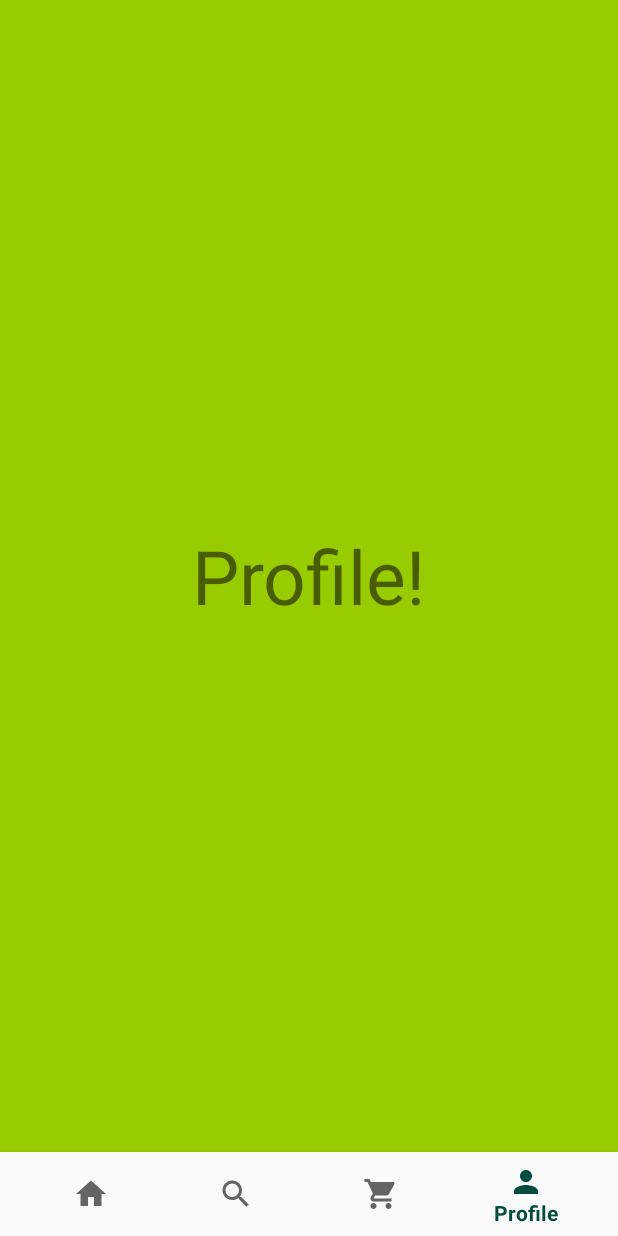
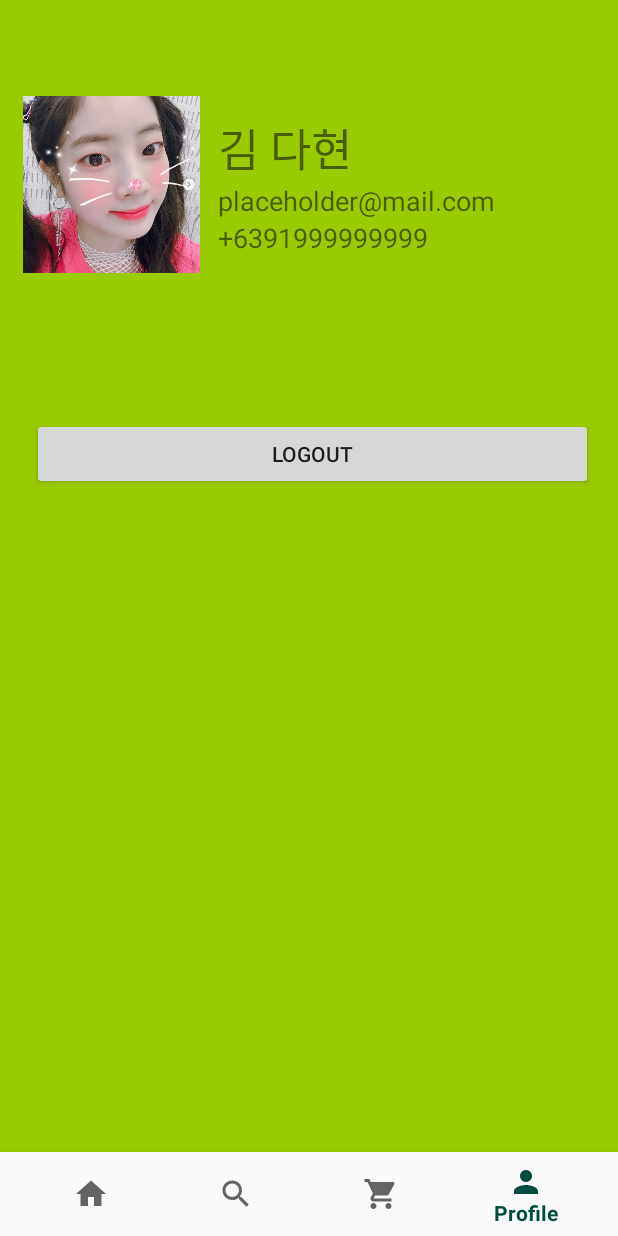
Before and after one commit to etindahan/eTindahan, an Android app: the screen it shows after launch once a user with an empty profile is signed in (MainActivity), item 4 of the bottom bar chosen, on a phone screen of 412 x 824 dp. Run offline under Robolectric (Android 15) with nearby library versions, the phone set to English and light mode, and no system bars; our stand-ins replace Firebase (no records; nobody signed in at launch, a user with empty details on screens opened directly); Roboto replaces fonts that are not available here.

Commit message:
Profile tab modifications.

```diff
--- a/app/src/main/java/com/etindahan/ProfileFragment.java
+++ b/app/src/main/java/com/etindahan/ProfileFragment.java
@@ -13,6 +13,9 @@ public class ProfileFragment extends Fragment {
     @Nullable
     @Override
     public View onCreateView(@NonNull LayoutInflater inflater, @Nullable ViewGroup container, @Nullable Bundle savedInstanceState) {
-        return inflater.inflate(R.layout.fragment_profile, container, false);
+        View view = inflater.inflate(R.layout.fragment_profile, container, false);
+
+
+        return view;
     }
 }
--- a/app/src/main/res/layout/fragment_profile.xml
+++ b/app/src/main/res/layout/fragment_profile.xml
@@ -1,16 +1,111 @@
 <?xml version="1.0" encoding="utf-8"?>
-<RelativeLayout xmlns:android="http://schemas.android.com/apk/res/android"
+<android.support.constraint.ConstraintLayout xmlns:android="http://schemas.android.com/apk/res/android"
+    xmlns:app="http://schemas.android.com/apk/res-auto"
+    xmlns:tools="http://schemas.android.com/tools"
     android:layout_width="match_parent" android:layout_height="match_parent"
     android:background="@android:color/holo_green_light">
 
-    <TextView
-        android:id="@+id/txtText"
-        android:textSize="50sp"
-        android:layout_centerInParent="true"
-        android:layout_width="wrap_content"
-        android:layout_height="wrap_content"
-        android:text="Profile!"
-        />
+    <LinearLayout
+        android:id="@+id/linearLayout5"
+        android:layout_width="376dp"
+        android:layout_height="120dp"
+        android:layout_marginStart="8dp"
+        android:layout_marginLeft="8dp"
+        android:layout_marginTop="64dp"
+        android:layout_marginEnd="8dp"
+        android:layout_marginRight="8dp"
+        android:orientation="horizontal"
+        app:layout_constraintEnd_toEndOf="parent"
+        app:layout_constraintHorizontal_bias="0.327"
+        app:layout_constraintStart_toStartOf="parent"
+        app:layout_constraintTop_toTopOf="parent">
 
+        <ImageView
+            android:id="@+id/imageView4"
+            android:layout_width="108dp"
+            android:layout_height="118dp"
+            android:layout_weight="1"
+            android:contentDescription="TODO"
+            app:srcCompat="@drawable/dahyun_placeholder"
+            tools:srcCompat="@tools:sample/avatars[2]" />
 
-</RelativeLayout>
+        <Space
+            android:layout_width="wrap_content"
+            android:layout_height="wrap_content"
+            android:layout_weight="1" />
+
+        <LinearLayout
+            android:layout_width="234dp"
+            android:layout_height="115dp"
+            android:layout_weight="1"
+            android:orientation="vertical">
+
+            <Space
+                android:layout_width="match_parent"
+                android:layout_height="12dp" />
+
+            <TextView
+                android:id="@+id/NameTEXTVIEW"
+                android:layout_width="match_parent"
+                android:layout_height="wrap_content"
+                android:text="김 다현"
+                android:textSize="30sp" />
+
+            <TextView
+                android:id="@+id/AddressTextView"
+                android:layout_width="match_parent"
+                android:layout_height="wrap_content"
+                android:text="placeholder@mail.com"
+                android:textSize="18sp" />
+
+            <TextView
+                android:id="@+id/PhoneTextView"
+                android:layout_width="match_parent"
+                android:layout_height="wrap_content"
+                android:text="+6391999999999"
+                android:textSize="18sp" />
+
+        </LinearLayout>
+
+    </LinearLayout>
+
+    <Space
+        android:id="@+id/space"
+        android:layout_width="394dp"
+        android:layout_height="15dp"
+        android:layout_marginStart="8dp"
+        android:layout_marginLeft="8dp"
+        android:layout_marginTop="8dp"
+        android:layout_marginEnd="8dp"
+        android:layout_marginRight="8dp"
+        android:layout_marginBottom="8dp"
+        app:layout_constraintBottom_toTopOf="@+id/linearLayout3"
+        app:layout_constraintEnd_toEndOf="parent"
+        app:layout_constraintHorizontal_bias="0.0"
+        app:layout_constraintStart_toStartOf="parent"
+        app:layout_constraintTop_toBottomOf="@+id/linearLayout5" />
+
+    <LinearLayout
+        android:id="@+id/linearLayout3"
+        android:layout_width="374dp"
+        android:layout_height="401dp"
+        android:layout_marginStart="8dp"
+        android:layout_marginLeft="8dp"
+        android:layout_marginEnd="8dp"
+        android:layout_marginRight="8dp"
+        android:layout_marginBottom="88dp"
+        android:orientation="horizontal"
+        app:layout_constraintBottom_toBottomOf="parent"
+        app:layout_constraintEnd_toEndOf="parent"
+        app:layout_constraintHorizontal_bias="0.619"
+        app:layout_constraintStart_toStartOf="parent">
+
+        <Button
+            android:id="@+id/LogoutButton"
+            android:layout_width="0dp"
+            android:layout_height="wrap_content"
+            android:layout_weight="1"
+            android:text="Logout" />
+    </LinearLayout>
+
+</android.support.constraint.ConstraintLayout>
```
Also changed, not shown: app/src/main/res/drawable/dahyun_placeholder.jpg (added).
